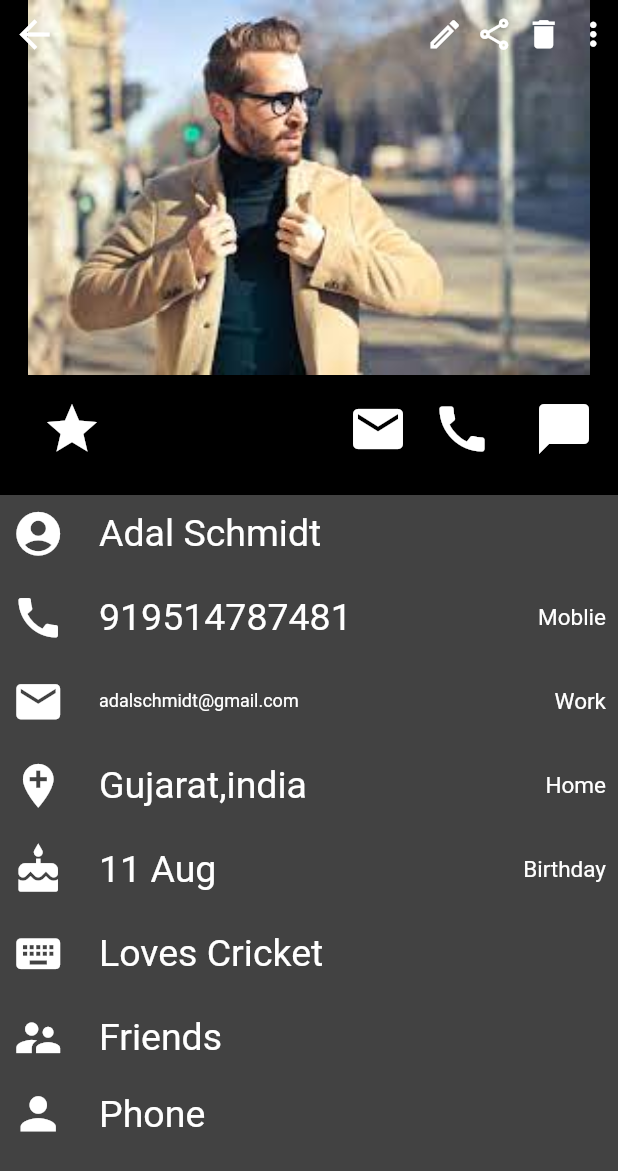
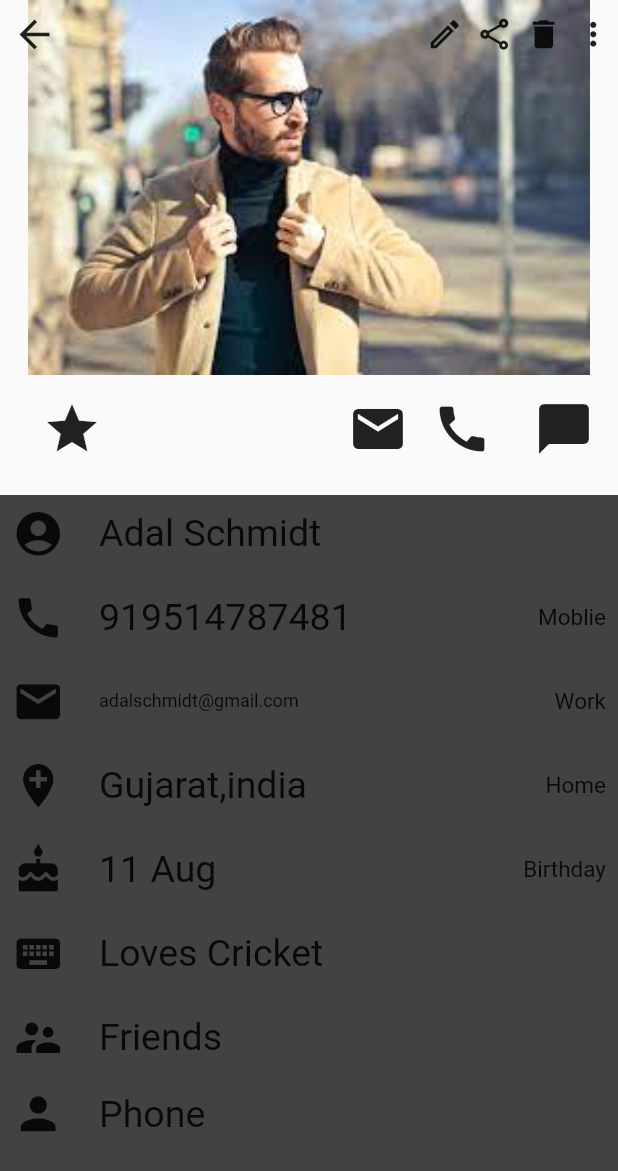
Before and after one commit to 6587rajvirani/contacts, a Flutter app: the screen it shows after launch, after a tap on "Adal Schmidt", on a phone screen of 412 x 824 dp. Shown: the top 1171 px of the screen. Run offline on Flutter 3.47's test engine with Material 2 defaults, Android fonts, the phone set to English and light mode, and no system bars; our stand-ins replace share.

Commit message:
05/07/2022

```diff
--- a/lib/main.dart
+++ b/lib/main.dart
@@ -1,30 +1,55 @@
+
+
+import 'dart:async';
+
 import 'package:contacts/screen/home/view/Help.dart';
 import 'package:contacts/screen/home/view/Settings.dart';
+import 'package:contacts/screen/home/view/appmode.dart';
 import 'package:contacts/screen/home/view/callhistory.dart';
 import 'package:contacts/screen/home/view/splashscreen.dart';
 import 'package:contacts/utils/constant/addcontacts.dart';
 import 'package:contacts/screen/home/view/callpage.dart';
 import 'package:contacts/screen/home/view/contactspage.dart';
 import 'package:contacts/screen/home/view/secondpage.dart';
+import 'package:flutter/material.dart';
 
-import 'package:flutter/material.dart';
+bool themeData = true;
+StreamController<bool>data = StreamController();
+
 void main(){
+  ThemeData _dark = ThemeData(
+    primaryColor: Colors.orange,
+    accentColor: Colors.black,
+    brightness: Brightness.dark
+  );
+  ThemeData _light = ThemeData(
+    primaryColor: Colors.blue,
+    accentColor: Colors.orange,
+    brightness: Brightness.light
+  );
   runApp(
-    MaterialApp(
-      debugShowCheckedModeBanner: false,
+    StreamBuilder(
+      stream:data.stream,
+      initialData:true,
+      builder:(context,snapshot) {
+        return MaterialApp(
+          theme: snapshot.data == true ? _light : _dark,
+          debugShowCheckedModeBanner: false,
 
-      routes: {
-           '/':(context)=>MyHomePage(),
-          'con':(context)=>con_Screen(),
-          'sec':(context)=>second_Screen(),
-          'call':(context)=>Call_Screen(),
-          'add':(context)=>add_contacts(),
-          'setting':(context)=>Settings_screen(),
-          'help':(context)=>Help_screen(),
-          'callhistory':(context)=>call_history(),
+          routes: {
+            '/': (context) => MyHomePage(),
+            'con': (context) => con_Screen(),
+            'sec': (context) => second_Screen(),
+            'call': (context) => Call_Screen(),
+            'add': (context) => add_contacts(),
+            'setting': (context) => Settings_screen(),
+            'help': (context) => Help_screen(),
+            'callhistory': (context) => call_history(),
+            'appMode': (context) => app_Mode(),
 
-
+          },
+        );
       },
-    )
+    ),
   );
 }
--- a/lib/screen/home/view/callhistory.dart
+++ b/lib/screen/home/view/callhistory.dart
@@ -21,7 +21,7 @@ class _call_historyState extends State<call_history> {
           backgroundColor: Colors.black,
            body: Center(
              child: Container(
-               color: Colors.orange,
+               color: Colors.white,
                child: DropdownButton(
                  value: selectcity,
                  onChanged: (value){
--- a/lib/screen/home/view/callpage.dart
+++ b/lib/screen/home/view/callpage.dart
@@ -36,7 +36,7 @@ class _Call_ScreenState extends State<Call_Screen> {
                                 borderRadius:BorderRadius.circular(80),
 
                             ),
-                              child: Icon(Icons.call_end,color: Colors.white,size: 50,),
+                              child: Icon(Icons.call_end,size: 50,),
                         ),
                           ),
                         ),
--- a/lib/screen/home/view/contactspage.dart
+++ b/lib/screen/home/view/contactspage.dart
@@ -23,7 +23,6 @@ class _con_ScreenState extends State<con_Screen> {
   Widget build(BuildContext context) {
     return SafeArea(
         child: Scaffold(
-          backgroundColor: Colors.black,
           appBar: AppBar(
             leading: Icon(Icons.account_box_sharp,color: Colors.orange,),
             backgroundColor: Colors.orange,
@@ -35,18 +34,21 @@ class _con_ScreenState extends State<con_Screen> {
                   [
                     PopupMenuItem(child: InkWell(onTap: (){
                       Navigator.pushNamed(context,'callhistory', arguments: l1);},
-                       child: Text("your city",style: TextStyle(color: Colors.white),)),),
+                       child: Text("your city",style: TextStyle(color: Colors.black),)),),
                     PopupMenuItem(child: InkWell(onTap: (){
                       Navigator.pushNamed(context,'setting', arguments: l1);},
-                        child: Text("Settings",style: TextStyle(color: Colors.white),)),),
+                        child: Text("Settings",style: TextStyle(color: Colors.black),)),),
                     PopupMenuItem(child: InkWell(onTap: (){
                       Navigator.pushNamed(context,'help', arguments: l1);},
-                         child: Text("Help & feedback",style: TextStyle(color: Colors.white),)),
+                         child: Text("Help & feedback",style: TextStyle(color: Colors.black),)),),
+                    PopupMenuItem(child: InkWell(onTap: (){
+                      Navigator.pushNamed(context,'appMode', arguments: l1);},
+                         child: Text("AppMode",style: TextStyle(color: Colors.black),)),
 
                     ),
                   ];
               },icon:Icon(Icons.more_vert),
-                color: Colors.deepOrange,
+                color: Colors.amberAccent,
               ),
             ],
           ),
@@ -78,7 +80,7 @@ class _con_ScreenState extends State<con_Screen> {
                                 ),
                               ),
                               SizedBox(width: 20,),
-                              Text("${contacts_Name[index]}",style: TextStyle(color: Colors.white,fontSize: 15),),
+                              Text("${contacts_Name[index]}",style: TextStyle(fontSize: 15),),
                             ],
                           ),
                         ),
--- a/lib/screen/home/view/secondpage.dart
+++ b/lib/screen/home/view/secondpage.dart
@@ -15,7 +15,6 @@ class _second_ScreenState extends State<second_Screen> {
     List l1 = ModalRoute.of(context)!.settings.arguments as List;
     return SafeArea(
       child: Scaffold(
-        backgroundColor: Colors.black,
         body: SingleChildScrollView(
           child: Column(
               mainAxisAlignment: MainAxisAlignment.start,
@@ -38,28 +37,28 @@ class _second_ScreenState extends State<second_Screen> {
                     },
                       child: Padding(
                         padding: const EdgeInsets.all(8.0),
-                        child: Icon(Icons.arrow_back,color: Colors.white,size: 30,),
+                        child: Icon(Icons.arrow_back,size: 30,),
                       ),
                     ),
                     Expanded(child: Container()),
                     Padding(
                       padding: const EdgeInsets.all(4.0),
-                      child: Icon(Icons.create_outlined,color: Colors.white,size: 25,),
+                      child: Icon(Icons.create_outlined,size: 25,),
                     ),
                     Padding(
                       padding: const EdgeInsets.all(4.0),
                       child: InkWell(onTap: ()async{
                         String data ="${l1[2]}";
                         await Share.share("$data");
-                      },child: Icon(Icons.share_outlined,color: Colors.white,size: 25,)),
+                      },child: Icon(Icons.share_outlined,size: 25,)),
                     ),
                     Padding(
                       padding: const EdgeInsets.all(4.0),
-                      child: Icon(Icons.delete,color: Colors.white,size: 25,),
+                      child: Icon(Icons.delete,size: 25,),
                     ),
                     Padding(
                       padding: const EdgeInsets.all(4.0),
-                      child: Icon(Icons.more_vert,color: Colors.white,size: 25,),
+                      child: Icon(Icons.more_vert,size: 25,),
                     ),
                   ],
                 ),
@@ -74,12 +73,12 @@ class _second_ScreenState extends State<second_Screen> {
                   children: [
                     Padding(
                       padding: const EdgeInsets.only(right: 8,left: 20),
-                      child: Icon(Icons.star,color: Colors.white,size: 40,),
+                      child: Icon(Icons.star,size: 40,),
                     ),
                     Expanded(child: Container()),
                     Padding(
                       padding: const EdgeInsets.all(8.0),
-                      child: Icon(Icons.mail,color: Colors.white,size: 40,),
+                      child: Icon(Icons.mail,size: 40,),
                     ),
 
 
@@ -88,13 +87,13 @@ class _second_ScreenState extends State<second_Screen> {
                       child: InkWell(onTap: (){
                         String number = "tel:+ ${l1[2]}";
                         launchUrl(Uri.parse(number));
-                      },child: Icon(Icons.call,color: Colors.white,size: 40,)),
+                      },child: Icon(Icons.call,size: 40,)),
                     ),
 
 
                     Padding(
                       padding: const EdgeInsets.only(right: 8,left: 20),
-                      child: Icon(Icons.messenger_outlined,color: Colors.white,size: 40,),
+                      child: Icon(Icons.messenger_outlined,size: 40,),
                     ),
                   ],
                 ),
@@ -114,10 +113,10 @@ class _second_ScreenState extends State<second_Screen> {
                           children: [
                             Padding(
                               padding: const EdgeInsets.all(8.0),
-                              child: Icon(Icons.account_circle_sharp,color: Colors.white,size: 35,),
+                              child: Icon(Icons.account_circle_sharp,size: 35,),
                             ),
                             SizedBox(width: 15,),
-                            Text("${l1[1]}",style: TextStyle(color: Colors.white,fontSize: 25),),
+                            SelectableText("${l1[1]}",style: TextStyle(fontSize: 25),),
                           ],
                         ),
                         SizedBox(height: 5,),
@@ -130,14 +129,14 @@ class _second_ScreenState extends State<second_Screen> {
                             children: [
                               Padding(
                                 padding: const EdgeInsets.all(8.0),
-                                child: Icon(Icons.call,color: Colors.white,size: 35,),
+                                child: Icon(Icons.call,size: 35,),
                               ),
                               SizedBox(width: 15,),
-                              Text("${l1[2]}",style: TextStyle(color: Colors.white,fontSize: 25),),
+                              Text("${l1[2]}",style: TextStyle(fontSize: 25),),
                               Expanded(child: Container()),
                               Padding(
                                 padding: const EdgeInsets.all(8.0),
-                                child: Text("Moblie",style: TextStyle(color: Colors.white,fontSize: 15),),
+                                child: Text("Moblie",style: TextStyle(fontSize: 15),),
                               ),
                             ],
                           ),
@@ -147,14 +146,14 @@ class _second_ScreenState extends State<second_Screen> {
                           children: [
                             Padding(
                               padding: const EdgeInsets.all(8.0),
-                              child: Icon(Icons.mail,color: Colors.white,size: 35,),
+                              child: Icon(Icons.mail,size: 35,),
                             ),
                             SizedBox(width: 15,),
-                            Text("${l1[3]}",style: TextStyle(color: Colors.white,fontSize: 12),),
+                            Text("${l1[3]}",style: TextStyle(fontSize: 12),),
                             Expanded(child: Container()),
                             Padding(
                               padding: const EdgeInsets.all(8.0),
-                              child: Text("Work",style: TextStyle(color: Colors.white,fontSize: 15),),
+                              child: Text("Work",style: TextStyle(fontSize: 15),),
                             ),
                           ],
                         ),
@@ -163,14 +162,14 @@ class _second_ScreenState extends State<second_Screen> {
                           children: [
                             Padding(
                               padding: const EdgeInsets.all(8.0),
-                              child: Icon(Icons.add_location,color: Colors.white,size: 35,),
+                              child: Icon(Icons.add_location,size: 35,),
                             ),
                             SizedBox(width: 15,),
-                            Text("Gujarat,india",style: TextStyle(color: Colors.white,fontSize: 25),),
+                            Text("Gujarat,india",style: TextStyle(fontSize: 25),),
                             Expanded(child: Container()),
                             Padding(
                               padding: const EdgeInsets.all(8.0),
-                              child: Text("Home",style: TextStyle(color: Colors.white,fontSize: 15),),
+                              child: Text("Home",style: TextStyle(fontSize: 15),),
                             ),
                           ],
                         ),
@@ -179,14 +178,14 @@ class _second_ScreenState extends State<second_Screen> {
                           children: [
                             Padding(
                               padding: const EdgeInsets.all(8.0),
-                              child: Icon(Icons.cake,color: Colors.white,size: 35,),
+                              child: Icon(Icons.cake,size: 35,),
                             ),
                             SizedBox(width: 15,),
-                            Text("${l1[4]}",style: TextStyle(color: Colors.white,fontSize: 25),),
+                            Text("${l1[4]}",style: TextStyle(fontSize: 25),),
                             Expanded(child: Container()),
                             Padding(
                               padding: const EdgeInsets.all(8.0),
-                              child: Text("Birthday",style: TextStyle(color: Colors.white,fontSize: 15),),
+                              child: Text("Birthday",style: TextStyle(fontSize: 15),),
                             ),
                           ],
                         ),
@@ -195,10 +194,10 @@ class _second_ScreenState extends State<second_Screen> {
                           children: [
                             Padding(
                               padding: const EdgeInsets.all(8.0),
-                              child: Icon(Icons.keyboard,color: Colors.white,size: 35,),
+                              child: Icon(Icons.keyboard,size: 35,),
                             ),
                             SizedBox(width: 15,),
-                            Text("Loves Cricket",style: TextStyle(color: Colors.white,fontSize: 25),),
+                            Text("Loves Cricket",style: TextStyle(fontSize: 25),),
                           ],
                         ),
                         SizedBox(height: 5,),
@@ -206,20 +205,20 @@ class _second_ScreenState extends State<second_Screen> {
                           children: [
                             Padding(
                               padding: const EdgeInsets.all(8.0),
-                              child: Icon(Icons.supervisor_account_sharp,color: Colors.white,size: 35,),
+                              child: Icon(Icons.supervisor_account_sharp,size: 35,),
                             ),
                             SizedBox(width: 15,),
-                            Text("Friends",style: TextStyle(color: Colors.white,fontSize: 25),),
+                            Text("Friends",style: TextStyle(fontSize: 25),),
                           ],
                         ),
                         Row(
                           children: [
                             Padding(
                               padding: const EdgeInsets.all(8.0),
-                              child: Icon(Icons.person_sharp,color: Colors.white,size: 35,),
+                              child: Icon(Icons.person_sharp,size: 35,),
                             ),
                             SizedBox(width: 15,),
-                            Text("Phone",style: TextStyle(color: Colors.white,fontSize: 25),),
+                            Text("Phone",style: TextStyle(fontSize: 25),),
                           ],
                         ),
                       ],
```
Also changed, not shown: lib/screen/home/view/appmode.dart (added, +54 -0 lines).
